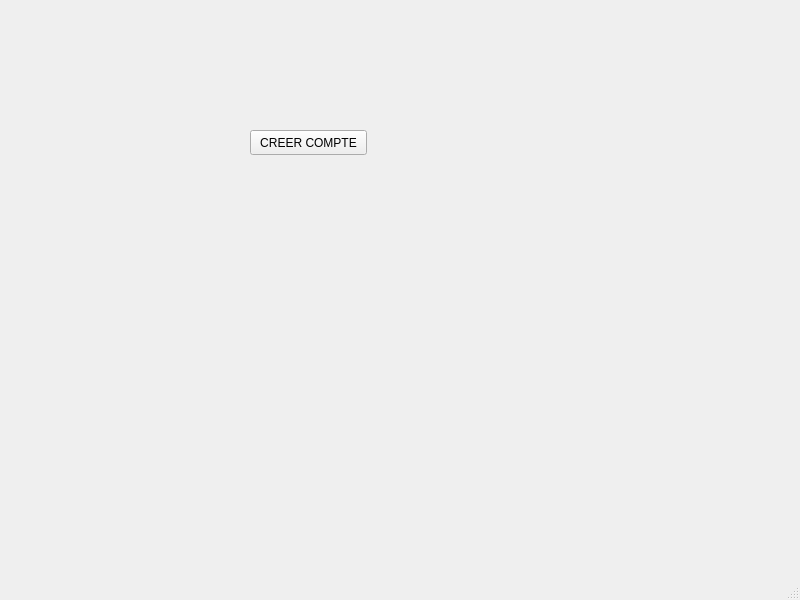
The window that mainwindow.ui (Amaroke/ShareCount) describes before a commit, drawn with Qt 5.
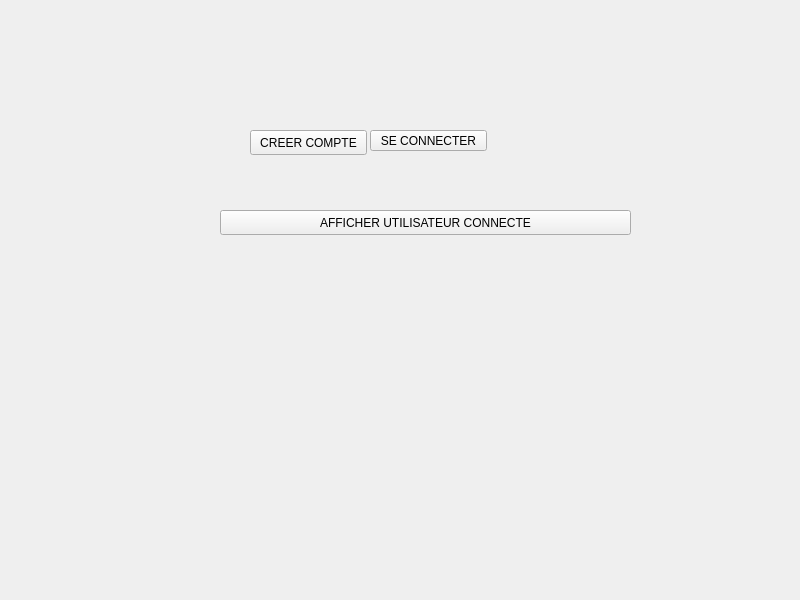
The same window after the commit.

What changed in the file:
```diff
--- a/mainwindow.ui
+++ b/mainwindow.ui
@@ -27,18 +27,33 @@
      <string>CREER COMPTE</string>
     </property>
    </widget>
-  </widget>
-  <widget class="QMenuBar" name="menubar">
+   <widget class="QPushButton" name="se_connecter">
+    <property name="geometry">
+     <rect>
+      <x>370</x>
+      <y>130</y>
+      <width>117</width>
+      <height>21</height>
+     </rect>
+    </property>
+    <property name="text">
+     <string>SE CONNECTER</string>
+    </property>
+   </widget>
+   <widget class="QPushButton" name="afficher_connecter">
    <property name="geometry">
     <rect>
-     <x>0</x>
-     <y>0</y>
-     <width>800</width>
-     <height>22</height>
-    </rect>
-   </property>
-  </widget>
-  <widget class="QStatusBar" name="statusbar"/>
+      <x>220</x>
+      <y>210</y>
+      <width>411</width>
+      <height>25</height>
+     </rect>
+    </property>
+    <property name="text">
+     <string>AFFICHER UTILISATEUR CONNECTE</string>
+    </property>
+   </widget>
+  </widget>
  </widget>
  <resources/>
  <connections/>
```
Lines whose indentation alone changed are shown as unchanged.
